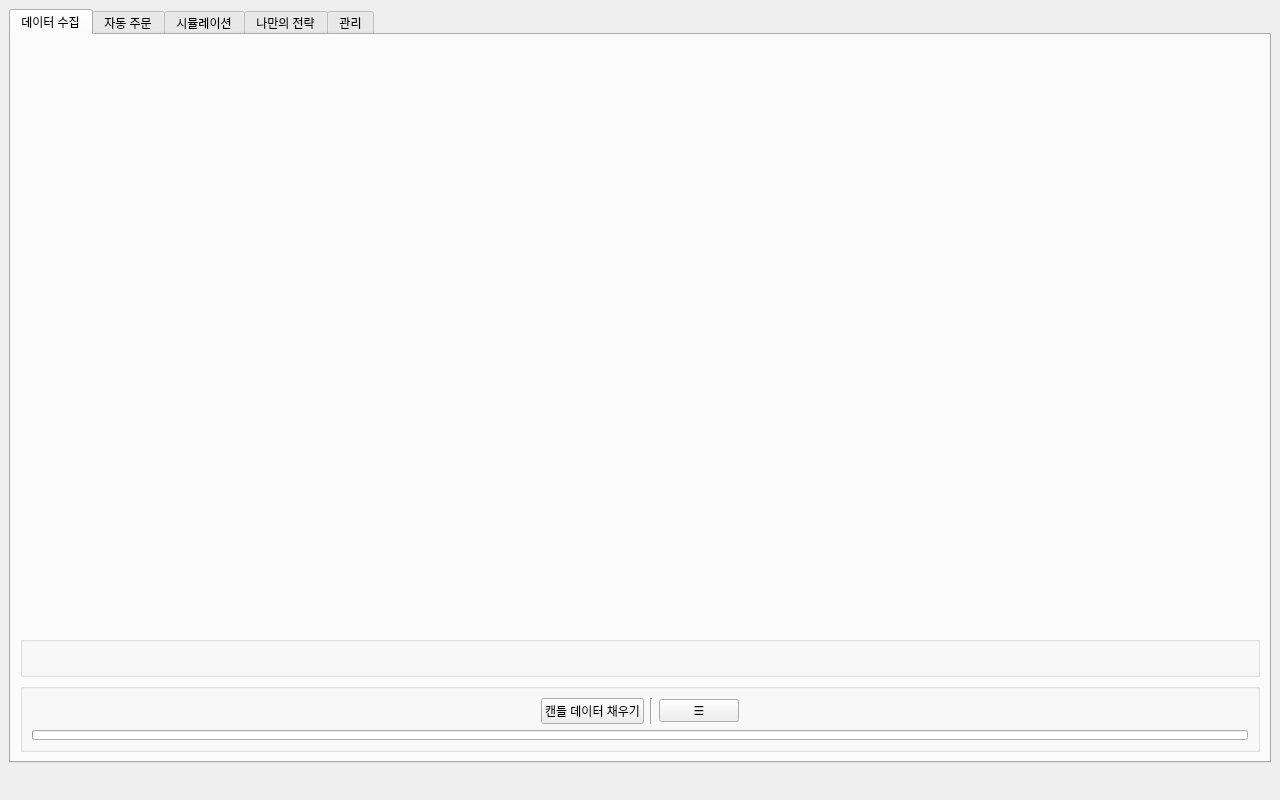
First picture: the form in craft/user_interface.ui, repository cunarist/solie, before the edit.
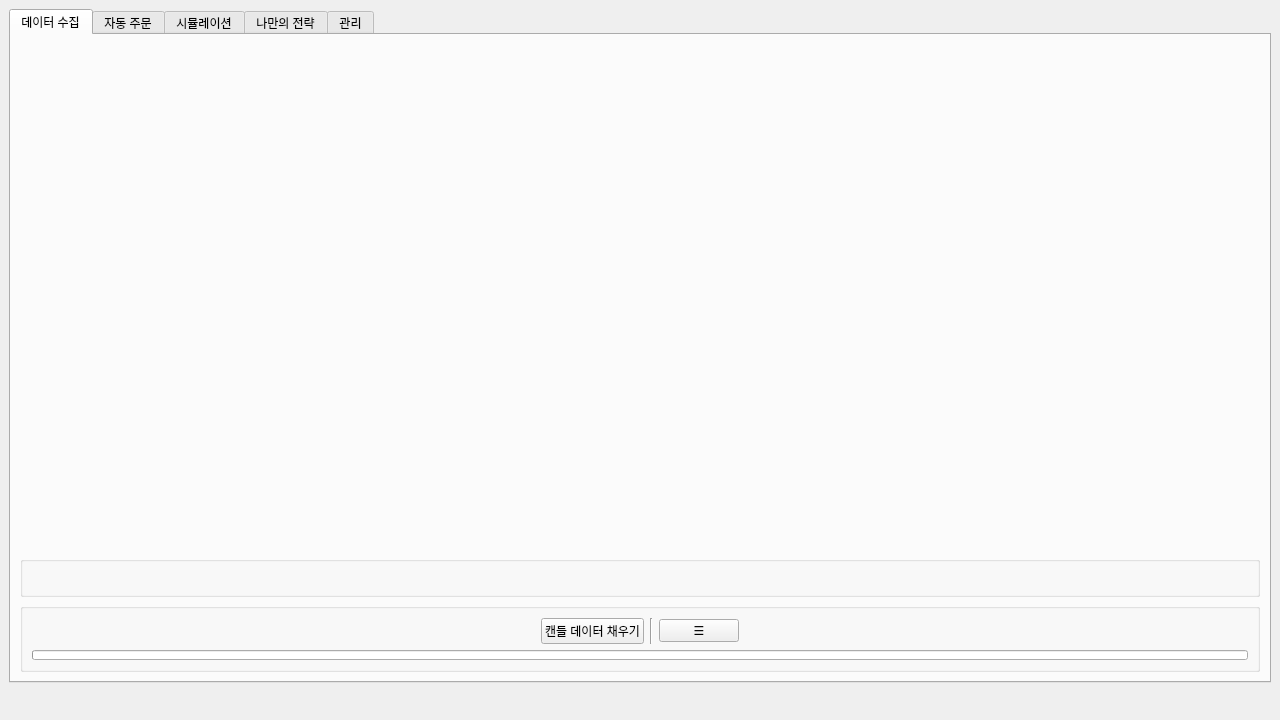
Second picture: the form after the edit. Icons and pictures are not drawn. Custom widgets are drawn as their Qt base class.

Commit message: Set the window height to 720 like before

The edit to the form file:
```diff
--- a/craft/user_interface.ui
+++ b/craft/user_interface.ui
@@ -7,13 +7,13 @@
     <x>0</x>
     <y>0</y>
     <width>1280</width>
-    <height>800</height>
+    <height>720</height>
    </rect>
   </property>
   <property name="minimumSize">
    <size>
     <width>1280</width>
-    <height>800</height>
+    <height>720</height>
    </size>
   </property>
   <property name="font">
```
The commit also changes 1 other file.
